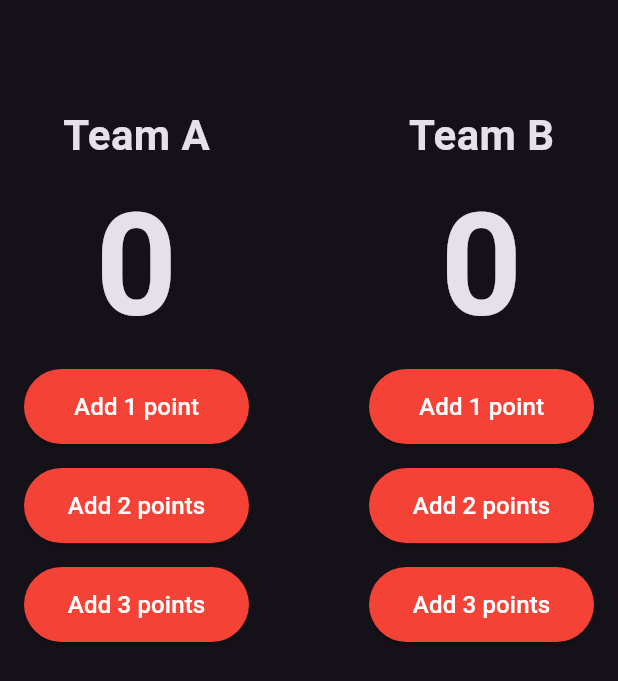
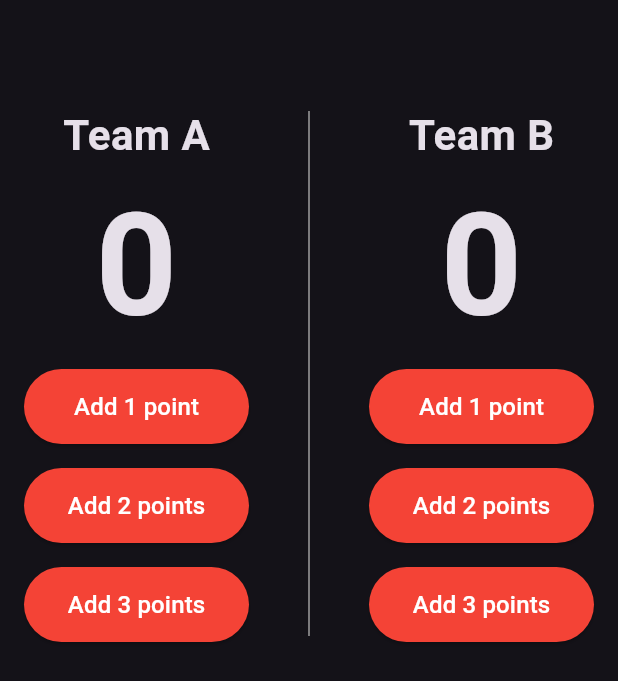
Before and after one commit to ali4hassan9ali2022/basketball_pointers_counter_app, a Flutter app: the screen it shows after launch, on a phone screen of 412 x 824 dp. Shown: the top 681 px of the screen. Run offline on Flutter 3.47's test engine with Material 3 defaults, Android fonts, the phone set to English and light mode, and no system bars.

Commit message:
create vertical bivider

```diff
--- a/lib/main.dart
+++ b/lib/main.dart
@@ -95,6 +95,13 @@ class BasketBallPointersCounterApp extends StatelessWidget {
                       ),
                     ],
                   ),
+                  const SizedBox(
+                    height: 350,
+                    child: VerticalDivider(
+                      color: Colors.grey,
+                      thickness: 1,
+                    ),
+                  ),
                   Column(
                     children: [
                       const Text(
```
